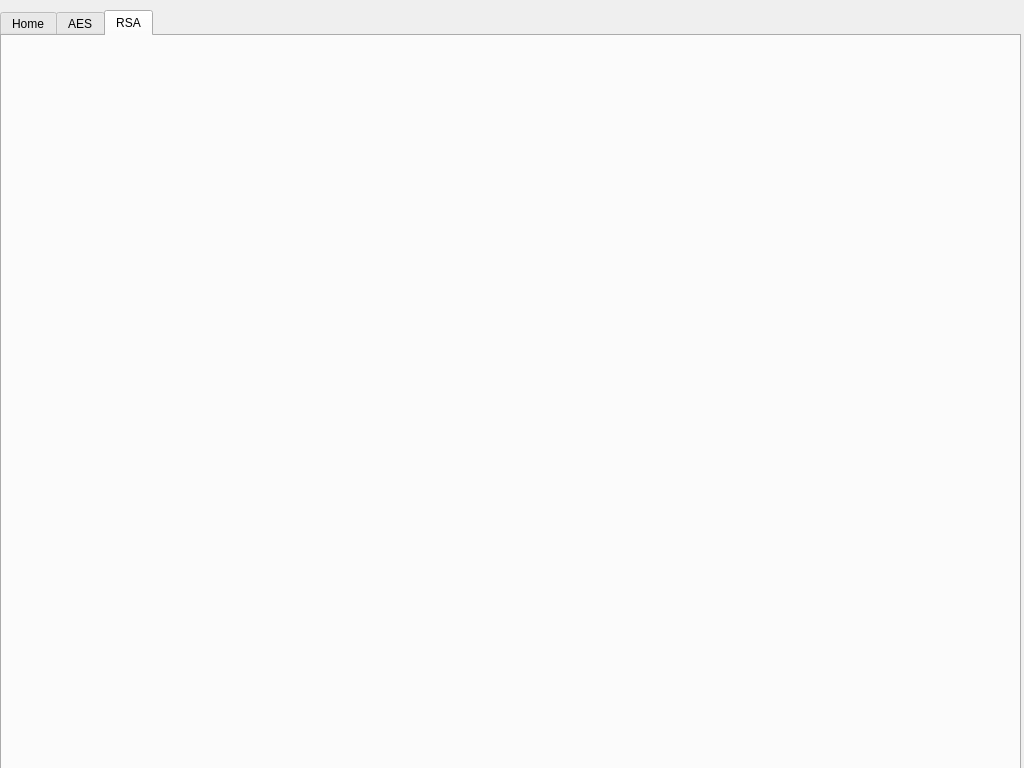
First picture: the form in mainwindow.ui, repository PU-Crypto/GUI, before the edit.
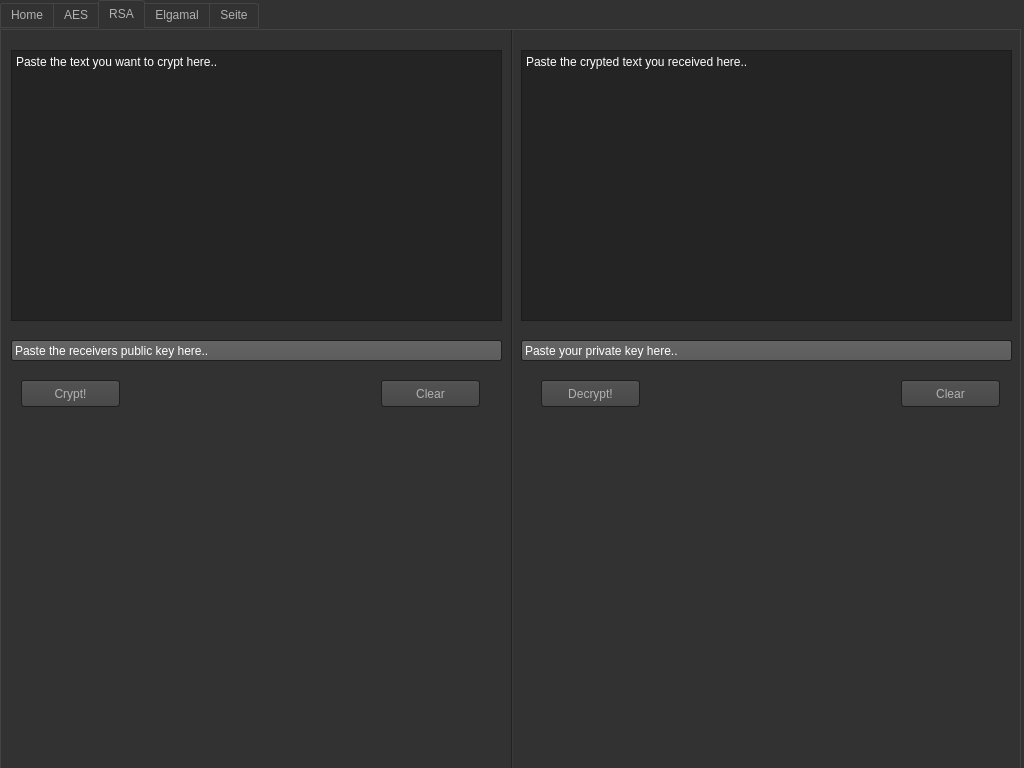
Second picture: the form after the edit. The open tabs and pages were chosen to show the change. Icons and pictures are not drawn.

```diff
--- a/mainwindow.ui
+++ b/mainwindow.ui
@@ -17,13 +17,474 @@
    <string notr="true"/>
   </property>
   <widget class="QWidget" name="centralWidget">
+   <property name="styleSheet">
+    <string notr="true">QToolTip
+{
+     border: 1px solid black;
+     background-color: #ffa02f;
+     padding: 1px;
+     border-radius: 3px;
+     opacity: 100;
+}
+
+QWidget
+{
+    color: #ffffff;
+    background-color: #323232;
+}
+
+QWidget:item:hover
+{
+    background-color: QLinearGradient( x1: 0, y1: 0, x2: 0, y2: 1, stop: 0 #ffa02f, stop: 1 #ca0619);
+    color: #000000;
+}
+
+QWidget:item:selected
+{
+    background-color: QLinearGradient( x1: 0, y1: 0, x2: 0, y2: 1, stop: 0 #ffa02f, stop: 1 #d7801a);
+}
+
+QMenuBar::item
+{
+    background: transparent;
+}
+
+QMenuBar::item:selected
+{
+    background: transparent;
+    border: 1px solid #ffaa00;
+}
+
+QMenuBar::item:pressed
+{
+    background: #444;
+    border: 1px solid #000;
+    background-color: QLinearGradient(
+        x1:0, y1:0,
+        x2:0, y2:1,
+        stop:1 #212121,
+        stop:0.4 #343434/*,
+        stop:0.2 #343434,
+        stop:0.1 #ffaa00*/
+    );
+    margin-bottom:-1px;
+    padding-bottom:1px;
+}
+
+QMenu
+{
+    border: 1px solid #000;
+}
+
+QMenu::item
+{
+    padding: 2px 20px 2px 20px;
+}
+
+QMenu::item:selected
+{
+    color: #000000;
+}
+
+QWidget:disabled
+{
+    color: #404040;
+    background-color: #323232;
+}
+
+QAbstractItemView
+{
+    background-color: QLinearGradient( x1: 0, y1: 0, x2: 0, y2: 1, stop: 0 #4d4d4d, stop: 0.1 #646464, stop: 1 #5d5d5d);
+}
+
+QWidget:focus
+{
+    /*border: 2px solid QLinearGradient( x1: 0, y1: 0, x2: 0, y2: 1, stop: 0 #ffa02f, stop: 1 #d7801a);*/
+}
+
+QLineEdit
+{
+    background-color: QLinearGradient( x1: 0, y1: 0, x2: 0, y2: 1, stop: 0 #4d4d4d, stop: 0 #646464, stop: 1 #5d5d5d);
+    padding: 1px;
+    border-style: solid;
+    border: 1px solid #1e1e1e;
+    border-radius: 2;
+}
+
+QPushButton
+{
+    color: #b1b1b1;
+    background-color: QLinearGradient( x1: 0, y1: 0, x2: 0, y2: 1, stop: 0 #565656, stop: 0.1 #525252, stop: 0.5 #4e4e4e, stop: 0.9 #4a4a4a, stop: 1 #464646);
+    border-width: 1px;
+    border-color: #1e1e1e;
+    border-style: solid;
+    border-radius: 3;
+    padding: 3px;
+    font-size: 12px;
+    padding-left: 5px;
+    padding-right: 5px;
+}
+
+QPushButton:pressed
+{
+    background-color: QLinearGradient( x1: 0, y1: 0, x2: 0, y2: 1, stop: 0 #2d2d2d, stop: 0.1 #2b2b2b, stop: 0.5 #292929, stop: 0.9 #282828, stop: 1 #252525);
+}
+
+QComboBox
+{
+    selection-background-color: #ffaa00;
+    background-color: QLinearGradient( x1: 0, y1: 0, x2: 0, y2: 1, stop: 0 #565656, stop: 0.1 #525252, stop: 0.5 #4e4e4e, stop: 0.9 #4a4a4a, stop: 1 #464646);
+    border-style: solid;
+    border: 1px solid #1e1e1e;
+    border-radius: 5;
+}
+
+QComboBox:hover,QPushButton:hover
+{
+    border: 2px solid QLinearGradient( x1: 0, y1: 0, x2: 0, y2: 1, stop: 0 #ffa02f, stop: 1 #d7801a);
+}
+
+
+QComboBox:on
+{
+    padding-top: 3px;
+    padding-left: 4px;
+    background-color: QLinearGradient( x1: 0, y1: 0, x2: 0, y2: 1, stop: 0 #2d2d2d, stop: 0.1 #2b2b2b, stop: 0.5 #292929, stop: 0.9 #282828, stop: 1 #252525);
+    selection-background-color: #ffaa00;
+}
+
+QComboBox QAbstractItemView
+{
+    border: 2px solid darkgray;
+    selection-background-color: QLinearGradient( x1: 0, y1: 0, x2: 0, y2: 1, stop: 0 #ffa02f, stop: 1 #d7801a);
+}
+
+QComboBox::drop-down
+{
+     subcontrol-origin: padding;
+     subcontrol-position: top right;
+     width: 15px;
+
+     border-left-width: 0px;
+     border-left-color: darkgray;
+     border-left-style: solid; /* just a single line */
+     border-top-right-radius: 3px; /* same radius as the QComboBox */
+     border-bottom-right-radius: 3px;
+ }
+
+QComboBox::down-arrow
+{
+     image: url(:/down_arrow.png);
+}
+
+QGroupBox:focus
+{
+border: 2px solid QLinearGradient( x1: 0, y1: 0, x2: 0, y2: 1, stop: 0 #ffa02f, stop: 1 #d7801a);
+}
+
+QTextEdit:focus
+{
+    border: 2px solid QLinearGradient( x1: 0, y1: 0, x2: 0, y2: 1, stop: 0 #ffa02f, stop: 1 #d7801a);
+}
+
+QScrollBar:horizontal {
+     border: 1px solid #222222;
+     background: QLinearGradient( x1: 0, y1: 0, x2: 0, y2: 1, stop: 0.0 #121212, stop: 0.2 #282828, stop: 1 #484848);
+     height: 7px;
+     margin: 0px 16px 0 16px;
+}
+
+QScrollBar::handle:horizontal
+{
+      background: QLinearGradient( x1: 0, y1: 0, x2: 1, y2: 0, stop: 0 #ffa02f, stop: 0.5 #d7801a, stop: 1 #ffa02f);
+      min-height: 20px;
+      border-radius: 2px;
+}
+
+QScrollBar::add-line:horizontal {
+      border: 1px solid #1b1b19;
+      border-radius: 2px;
+      background: QLinearGradient( x1: 0, y1: 0, x2: 1, y2: 0, stop: 0 #ffa02f, stop: 1 #d7801a);
+      width: 14px;
+      subcontrol-position: right;
+      subcontrol-origin: margin;
+}
+
+QScrollBar::sub-line:horizontal {
+      border: 1px solid #1b1b19;
+      border-radius: 2px;
+      background: QLinearGradient( x1: 0, y1: 0, x2: 1, y2: 0, stop: 0 #ffa02f, stop: 1 #d7801a);
+      width: 14px;
+     subcontrol-position: left;
+     subcontrol-origin: margin;
+}
+
+QScrollBar::right-arrow:horizontal, QScrollBar::left-arrow:horizontal
+{
+      border: 1px solid black;
+      width: 1px;
+      height: 1px;
+      background: white;
+}
+
+QScrollBar::add-page:horizontal, QScrollBar::sub-page:horizontal
+{
+      background: none;
+}
+
+QScrollBar:vertical
+{
+      background: QLinearGradient( x1: 0, y1: 0, x2: 1, y2: 0, stop: 0.0 #121212, stop: 0.2 #282828, stop: 1 #484848);
+      width: 7px;
+      margin: 16px 0 16px 0;
+      border: 1px solid #222222;
+}
+
+QScrollBar::handle:vertical
+{
+      background: QLinearGradient( x1: 0, y1: 0, x2: 0, y2: 1, stop: 0 #ffa02f, stop: 0.5 #d7801a, stop: 1 #ffa02f);
+      min-height: 20px;
+      border-radius: 2px;
+}
+
+QScrollBar::add-line:vertical
+{
+      border: 1px solid #1b1b19;
+      border-radius: 2px;
+      background: QLinearGradient( x1: 0, y1: 0, x2: 0, y2: 1, stop: 0 #ffa02f, stop: 1 #d7801a);
+      height: 14px;
+      subcontrol-position: bottom;
+      subcontrol-origin: margin;
+}
+
+QScrollBar::sub-line:vertical
+{
+      border: 1px solid #1b1b19;
+      border-radius: 2px;
+      background: QLinearGradient( x1: 0, y1: 0, x2: 0, y2: 1, stop: 0 #d7801a, stop: 1 #ffa02f);
+      height: 14px;
+      subcontrol-position: top;
+      subcontrol-origin: margin;
+}
+
+QScrollBar::up-arrow:vertical, QScrollBar::down-arrow:vertical
+{
+      border: 1px solid black;
+      width: 1px;
+      height: 1px;
+      background: white;
+}
+
+
+QScrollBar::add-page:vertical, QScrollBar::sub-page:vertical
+{
+      background: none;
+}
+
+QTextEdit
+{
+    background-color: #242424;
+}
+
+QPlainTextEdit
+{
+    background-color: #242424;
+}
+
+QHeaderView::section
+{
+    background-color: QLinearGradient(x1:0, y1:0, x2:0, y2:1, stop:0 #616161, stop: 0.5 #505050, stop: 0.6 #434343, stop:1 #656565);
+    color: white;
+    padding-left: 4px;
+    border: 1px solid #6c6c6c;
+}
+
+QCheckBox:disabled
+{
+color: #414141;
+}
+
+QDockWidget::title
+{
+    text-align: center;
+    spacing: 3px; /* spacing between items in the tool bar */
+    background-color: QLinearGradient(x1:0, y1:0, x2:0, y2:1, stop:0 #323232, stop: 0.5 #242424, stop:1 #323232);
+}
+
+QDockWidget::close-button, QDockWidget::float-button
+{
+    text-align: center;
+    spacing: 1px; /* spacing between items in the tool bar */
+    background-color: QLinearGradient(x1:0, y1:0, x2:0, y2:1, stop:0 #323232, stop: 0.5 #242424, stop:1 #323232);
+}
+
+QDockWidget::close-button:hover, QDockWidget::float-button:hover
+{
+    background: #242424;
+}
+
+QDockWidget::close-button:pressed, QDockWidget::float-button:pressed
+{
+    padding: 1px -1px -1px 1px;
+}
+
+QMainWindow::separator
+{
+    background-color: QLinearGradient(x1:0, y1:0, x2:0, y2:1, stop:0 #161616, stop: 0.5 #151515, stop: 0.6 #212121, stop:1 #343434);
+    color: white;
+    padding-left: 4px;
+    border: 1px solid #4c4c4c;
+    spacing: 3px; /* spacing between items in the tool bar */
+}
+
+QMainWindow::separator:hover
+{
+
+    background-color: QLinearGradient(x1:0, y1:0, x2:0, y2:1, stop:0 #d7801a, stop:0.5 #b56c17 stop:1 #ffa02f);
+    color: white;
+    padding-left: 4px;
+    border: 1px solid #6c6c6c;
+    spacing: 3px; /* spacing between items in the tool bar */
+}
+
+QToolBar::handle
+{
+     spacing: 3px; /* spacing between items in the tool bar */
+     background: url(:/images/handle.png);
+}
+
+QMenu::separator
+{
+    height: 2px;
+    background-color: QLinearGradient(x1:0, y1:0, x2:0, y2:1, stop:0 #161616, stop: 0.5 #151515, stop: 0.6 #212121, stop:1 #343434);
+    color: white;
+    padding-left: 4px;
+    margin-left: 10px;
+    margin-right: 5px;
+}
+
+QProgressBar
+{
+    border: 2px solid grey;
+    border-radius: 5px;
+    text-align: center;
+}
+
+QProgressBar::chunk
+{
+    background-color: #d7801a;
+    width: 2.15px;
+    margin: 0.5px;
+}
+
+QTabBar::tab {
+    color: #b1b1b1;
+    border: 1px solid #444;
+    border-bottom-style: none;
+    background-color: #323232;
+    padding-left: 10px;
+    padding-right: 10px;
+    padding-top: 4px;
+    padding-bottom: 5px;
+    margin-right: -1px;
+}
+
+QTabWidget::pane {
+    border: 1px solid #444;
+    top: 1px;
+}
+
+QTabBar::tab:last
+{
+    margin-right: 0; /* the last selected tab has nothing to overlap with on the right */
+    border-top-right-radius: 3px;
+}
+
+QTabBar::tab:first:!selected
+{
+ margin-left: 0px; /* the last selected tab has nothing to overlap with on the right */
+
+
+    border-top-left-radius: 3px;
+}
+
+QTabBar::tab:!selected
+{
+    color: #b1b1b1;
+    border-bottom-style: solid;
+    margin-top: 3px;
+    background-color: QLinearGradient(x1:0, y1:0, x2:0, y2:1, stop:1 #212121, stop:.4 #343434);
+}
+
+QTabBar::tab:selected
+{
+    border-top-left-radius: 3px;
+    border-top-right-radius: 3px;
+    margin-bottom: 0px;
+}
+
+QTabBar::tab:!selected:hover
+{
+    /*border-top: 2px solid #ffaa00;
+    padding-bottom: 3px;*/
+    border-top-left-radius: 3px;
+    border-top-right-radius: 3px;
+    /*background-color: QLinearGradient(x1:0, y1:0, x2:0, y2:1, stop:1 #212121, stop:0.4 #343434, stop:0.2 #343434, stop:0.1 #ffaa00);*/
+}
+
+QRadioButton::indicator:checked, QRadioButton::indicator:unchecked{
+    color: #b1b1b1;
+    background-color: #323232;
+    border: 1px solid #b1b1b1;
+    border-radius: 6px;
+}
+
+QRadioButton::indicator:checked
+{
+    background-color: qradialgradient(
+        cx: 0.5, cy: 0.5,
+        fx: 0.5, fy: 0.5,
+        radius: 1.0,
+        stop: 0.25 #ffaa00,
+        stop: 0.3 #323232
+    );
+}
+
+QCheckBox::indicator{
+    color: #b1b1b1;
+    background-color: #323232;
+    border: 1px solid #b1b1b1;
+    width: 9px;
+    height: 9px;
+}
+
+QRadioButton::indicator
+{
+    border-radius: 6px;
+}
+
+QRadioButton::indicator:hover, QCheckBox::indicator:hover
+{
+    border: 1px solid #ffaa00;
+}
+
+QCheckBox::indicator:checked
+{
+    image:url(:/images/checkbox.png);
+}
+
+QCheckBox::indicator:disabled, QRadioButton::indicator:disabled
+{
+    border: 1px solid #444;
+}</string>
+   </property>
    <widget class="QTabWidget" name="tabBox">
     <property name="geometry">
      <rect>
       <x>0</x>
-      <y>10</y>
+      <y>0</y>
       <width>1021</width>
-      <height>761</height>
+      <height>771</height>
      </rect>
     </property>
     <property name="currentIndex">
@@ -198,6 +659,390 @@
      <attribute name="title">
       <string>RSA</string>
      </attribute>
+     <widget class="QLineEdit" name="rsa_pubkey">
+      <property name="geometry">
+       <rect>
+        <x>10</x>
+        <y>310</y>
+        <width>491</width>
+        <height>21</height>
+       </rect>
+      </property>
+      <property name="text">
+       <string>Paste the receivers public key here..</string>
+      </property>
+     </widget>
+     <widget class="QPlainTextEdit" name="rsa_crypt">
+      <property name="geometry">
+       <rect>
+        <x>10</x>
+        <y>20</y>
+        <width>491</width>
+        <height>271</height>
+       </rect>
+      </property>
+      <property name="plainText">
+       <string>Paste the text you want to crypt here..</string>
+      </property>
+     </widget>
+     <widget class="QPlainTextEdit" name="rsa_decrypt">
+      <property name="geometry">
+       <rect>
+        <x>520</x>
+        <y>20</y>
+        <width>491</width>
+        <height>271</height>
+       </rect>
+      </property>
+      <property name="styleSheet">
+       <string notr="true"/>
+      </property>
+      <property name="plainText">
+       <string>Paste the crypted text you received here..</string>
+      </property>
+     </widget>
+     <widget class="QPushButton" name="rsa_clear_right">
+      <property name="geometry">
+       <rect>
+        <x>900</x>
+        <y>350</y>
+        <width>99</width>
+        <height>27</height>
+       </rect>
+      </property>
+      <property name="text">
+       <string>Clear</string>
+      </property>
+     </widget>
+     <widget class="QPushButton" name="rsa_btn_crypt">
+      <property name="geometry">
+       <rect>
+        <x>20</x>
+        <y>350</y>
+        <width>99</width>
+        <height>27</height>
+       </rect>
+      </property>
+      <property name="text">
+       <string>Crypt!</string>
+      </property>
+      <property name="autoDefault">
+       <bool>false</bool>
+      </property>
+      <property name="default">
+       <bool>true</bool>
+      </property>
+     </widget>
+     <widget class="QPushButton" name="rsa_clear_left">
+      <property name="geometry">
+       <rect>
+        <x>380</x>
+        <y>350</y>
+        <width>99</width>
+        <height>27</height>
+       </rect>
+      </property>
+      <property name="text">
+       <string>Clear</string>
+      </property>
+     </widget>
+     <widget class="QPushButton" name="rsa_btn_decrypt">
+      <property name="geometry">
+       <rect>
+        <x>540</x>
+        <y>350</y>
+        <width>99</width>
+        <height>27</height>
+       </rect>
+      </property>
+      <property name="text">
+       <string>Decrypt!</string>
+      </property>
+      <property name="default">
+       <bool>false</bool>
+      </property>
+     </widget>
+     <widget class="Line" name="rsa_splitter">
+      <property name="geometry">
+       <rect>
+        <x>501</x>
+        <y>-10</y>
+        <width>21</width>
+        <height>751</height>
+       </rect>
+      </property>
+      <property name="orientation">
+       <enum>Qt::Vertical</enum>
+      </property>
+     </widget>
+     <widget class="QLineEdit" name="rsa_privkey">
+      <property name="geometry">
+       <rect>
+        <x>520</x>
+        <y>310</y>
+        <width>491</width>
+        <height>21</height>
+       </rect>
+      </property>
+      <property name="text">
+       <string>Paste your private key here..</string>
+      </property>
+     </widget>
+     <zorder>rsa_pubkey</zorder>
+     <zorder>rsa_crypt</zorder>
+     <zorder>rsa_clear_right</zorder>
+     <zorder>rsa_btn_crypt</zorder>
+     <zorder>rsa_clear_left</zorder>
+     <zorder>rsa_btn_decrypt</zorder>
+     <zorder>rsa_splitter</zorder>
+     <zorder>rsa_privkey</zorder>
+     <zorder>rsa_decrypt</zorder>
+    </widget>
+    <widget class="QWidget" name="tab_elgamal">
+     <attribute name="title">
+      <string>Elgamal</string>
+     </attribute>
+     <widget class="QLineEdit" name="rsa_privkey_4">
+      <property name="geometry">
+       <rect>
+        <x>520</x>
+        <y>310</y>
+        <width>491</width>
+        <height>21</height>
+       </rect>
+      </property>
+      <property name="text">
+       <string>Paste your private key here..</string>
+      </property>
+     </widget>
+     <widget class="QPushButton" name="rsa_clear_left_4">
+      <property name="geometry">
+       <rect>
+        <x>380</x>
+        <y>350</y>
+        <width>99</width>
+        <height>27</height>
+       </rect>
+      </property>
+      <property name="text">
+       <string>Clear</string>
+      </property>
+     </widget>
+     <widget class="QPlainTextEdit" name="rsa_crypt_4">
+      <property name="geometry">
+       <rect>
+        <x>10</x>
+        <y>20</y>
+        <width>491</width>
+        <height>271</height>
+       </rect>
+      </property>
+      <property name="plainText">
+       <string>Paste the text you want to crypt here..</string>
+      </property>
+     </widget>
+     <widget class="QPushButton" name="rsa_btn_decrypt_4">
+      <property name="geometry">
+       <rect>
+        <x>540</x>
+        <y>350</y>
+        <width>99</width>
+        <height>27</height>
+       </rect>
+      </property>
+      <property name="text">
+       <string>Decrypt!</string>
+      </property>
+      <property name="default">
+       <bool>false</bool>
+      </property>
+     </widget>
+     <widget class="QPushButton" name="rsa_clear_right_4">
+      <property name="geometry">
+       <rect>
+        <x>900</x>
+        <y>350</y>
+        <width>99</width>
+        <height>27</height>
+       </rect>
+      </property>
+      <property name="text">
+       <string>Clear</string>
+      </property>
+     </widget>
+     <widget class="QPushButton" name="rsa_btn_crypt_4">
+      <property name="geometry">
+       <rect>
+        <x>20</x>
+        <y>350</y>
+        <width>99</width>
+        <height>27</height>
+       </rect>
+      </property>
+      <property name="text">
+       <string>Crypt!</string>
+      </property>
+      <property name="autoDefault">
+       <bool>false</bool>
+      </property>
+      <property name="default">
+       <bool>true</bool>
+      </property>
+     </widget>
+     <widget class="QLineEdit" name="rsa_pubkey_4">
+      <property name="geometry">
+       <rect>
+        <x>10</x>
+        <y>310</y>
+        <width>491</width>
+        <height>21</height>
+       </rect>
+      </property>
+      <property name="text">
+       <string>Paste the receivers public key here..</string>
+      </property>
+     </widget>
+     <widget class="QPlainTextEdit" name="rsa_decrypt_4">
+      <property name="geometry">
+       <rect>
+        <x>520</x>
+        <y>20</y>
+        <width>491</width>
+        <height>271</height>
+       </rect>
+      </property>
+      <property name="styleSheet">
+       <string notr="true"/>
+      </property>
+      <property name="plainText">
+       <string>Paste the crypted text you received here..</string>
+      </property>
+     </widget>
+     <widget class="Line" name="rsa_splitter_4">
+      <property name="geometry">
+       <rect>
+        <x>501</x>
+        <y>-10</y>
+        <width>21</width>
+        <height>751</height>
+       </rect>
+      </property>
+      <property name="orientation">
+       <enum>Qt::Vertical</enum>
+      </property>
+     </widget>
+     <zorder>tabBox_2</zorder>
+     <zorder>rsa_privkey_4</zorder>
+     <zorder>rsa_clear_left_4</zorder>
+     <zorder>rsa_crypt_4</zorder>
+     <zorder>rsa_btn_decrypt_4</zorder>
+     <zorder>rsa_clear_right_4</zorder>
+     <zorder>rsa_btn_crypt_4</zorder>
+     <zorder>rsa_pubkey_4</zorder>
+     <zorder>rsa_decrypt_4</zorder>
+     <zorder>rsa_splitter_4</zorder>
+    </widget>
+    <widget class="QWidget" name="tab_keyManage">
+     <attribute name="title">
+      <string>Seite</string>
+     </attribute>
+     <widget class="QTreeWidget" name="treeWidget">
+      <property name="geometry">
+       <rect>
+        <x>10</x>
+        <y>10</y>
+        <width>1001</width>
+        <height>621</height>
+       </rect>
+      </property>
+      <property name="sizePolicy">
+       <sizepolicy hsizetype="Expanding" vsizetype="Expanding">
+        <horstretch>0</horstretch>
+        <verstretch>0</verstretch>
+       </sizepolicy>
+      </property>
+      <property name="frameShadow">
+       <enum>QFrame::Sunken</enum>
+      </property>
+      <property name="autoScrollMargin">
+       <number>16</number>
+      </property>
+      <property name="selectionBehavior">
+       <enum>QAbstractItemView::SelectRows</enum>
+      </property>
+      <property name="indentation">
+       <number>20</number>
+      </property>
+      <property name="allColumnsShowFocus">
+       <bool>false</bool>
+      </property>
+      <property name="headerHidden">
+       <bool>true</bool>
+      </property>
+      <attribute name="headerVisible">
+       <bool>false</bool>
+      </attribute>
+      <attribute name="headerCascadingSectionResizes">
+       <bool>false</bool>
+      </attribute>
+      <attribute name="headerDefaultSectionSize">
+       <number>200</number>
+      </attribute>
+      <attribute name="headerMinimumSectionSize">
+       <number>50</number>
+      </attribute>
+      <attribute name="headerStretchLastSection">
+       <bool>false</bool>
+      </attribute>
+      <column>
+       <property name="text">
+        <string>Name</string>
+       </property>
+      </column>
+      <column>
+       <property name="text">
+        <string>Typ</string>
+       </property>
+      </column>
+      <column>
+       <property name="text">
+        <string>Schlüssel</string>
+       </property>
+      </column>
+      <item>
+       <property name="text">
+        <string>Mein Key</string>
+       </property>
+       <property name="text">
+        <string/>
+       </property>
+       <property name="text">
+        <string/>
+       </property>
+       <item>
+        <property name="text">
+         <string/>
+        </property>
+        <property name="text">
+         <string>Privat</string>
+        </property>
+        <property name="text">
+         <string>6781239128736712309817236598128736128739182736561</string>
+        </property>
+       </item>
+       <item>
+        <property name="text">
+         <string/>
+        </property>
+        <property name="text">
+         <string>Öffentlich</string>
+        </property>
+        <property name="text">
+         <string>0980923456798123765123809243512356712398423984751</string>
+        </property>
+       </item>
+      </item>
+     </widget>
     </widget>
    </widget>
   </widget>
```
Left out of the diff: 26 changed lines with no effect on the pictures.
